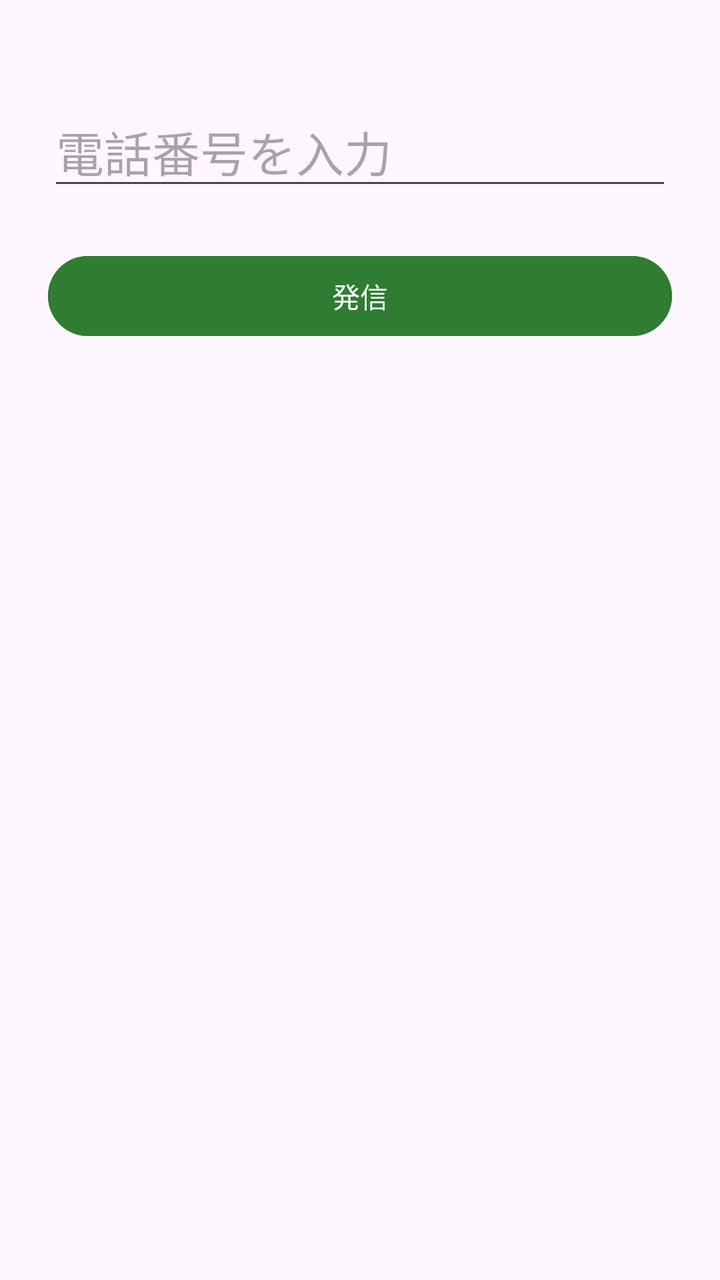
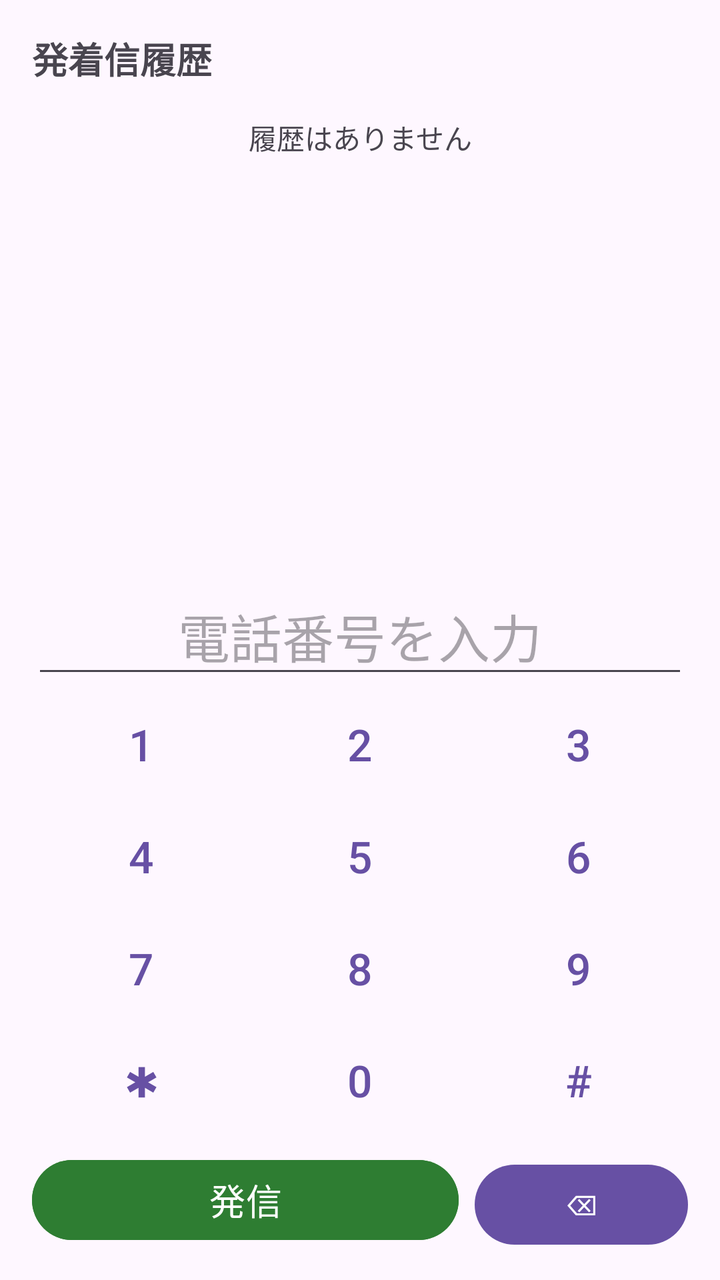

Compare the two renders of this Android layout. The source of the first and the diff that turns it into the second are given below.
<!-- AndroidManifest.xml: application theme Theme.Rusuden -->
<!-- res/layout/activity_dialer.xml -->
<?xml version="1.0" encoding="utf-8"?>
<LinearLayout xmlns:android="http://schemas.android.com/apk/res/android"
    android:layout_width="match_parent"
    android:layout_height="match_parent"
    android:orientation="vertical"
    android:padding="24dp">

    <EditText
        android:id="@+id/edit_number"
        android:layout_width="match_parent"
        android:layout_height="wrap_content"
        android:layout_marginTop="24dp"
        android:hint="@string/dial_hint"
        android:importantForAutofill="no"
        android:inputType="phone"
        android:textSize="24sp" />

    <Button
        android:id="@+id/button_call"
        android:layout_width="match_parent"
        android:layout_height="wrap_content"
        android:layout_marginTop="24dp"
        android:backgroundTint="@color/answer_green"
        android:text="@string/call" />
</LinearLayout>
<!-- resources referenced by this layout -->
<resources>
  <color name="answer_green">#2E7D32</color>
  <string name="call">発信</string>
  <string name="dial_hint">電話番号を入力</string>
  <style name="Theme.Rusuden" parent="Theme.Material3.DayNight.NoActionBar" />
</resources>

<!-- the commit's change to res/layout/activity_dialer.xml (unified diff, before → after) -->
@@ -3,23 +3,159 @@
     android:layout_width="match_parent"
     android:layout_height="match_parent"
     android:orientation="vertical"
-    android:padding="24dp">
+    android:padding="16dp">
+
+    <TextView
+        android:layout_width="match_parent"
+        android:layout_height="wrap_content"
+        android:text="@string/history_title"
+        android:textSize="18sp"
+        android:textStyle="bold" />
+
+    <TextView
+        android:id="@+id/text_empty_log"
+        android:layout_width="match_parent"
+        android:layout_height="wrap_content"
+        android:layout_marginTop="16dp"
+        android:gravity="center"
+        android:text="@string/no_history"
+        android:textColor="?android:attr/textColorSecondary" />
+
+    <androidx.recyclerview.widget.RecyclerView
+        android:id="@+id/recycler_calllog"
+        android:layout_width="match_parent"
+        android:layout_height="0dp"
+        android:layout_marginTop="4dp"
+        android:layout_weight="1" />
 
     <EditText
         android:id="@+id/edit_number"
         android:layout_width="match_parent"
         android:layout_height="wrap_content"
-        android:layout_marginTop="24dp"
+        android:gravity="center"
         android:hint="@string/dial_hint"
         android:importantForAutofill="no"
         android:inputType="phone"
-        android:textSize="24sp" />
+        android:textSize="26sp" />
 
-    <Button
-        android:id="@+id/button_call"
+    <include
+        android:id="@+id/dialer_dialpad"
+        layout="@layout/view_dialpad"
+        android:layout_width="match_parent"
+        android:layout_height="wrap_content" />
+
+    <LinearLayout
         android:layout_width="match_parent"
         android:layout_height="wrap_content"
-        android:layout_marginTop="24dp"
-        android:backgroundTint="@color/answer_green"
-        android:text="@string/call" />
+        android:layout_marginTop="8dp"
+        android:orientation="horizontal">
+
+        <Button
+            android:id="@+id/button_call"
+            android:layout_width="0dp"
+            android:layout_height="wrap_content"
+            android:layout_weight="2"
+            android:backgroundTint="@color/answer_green"
+            android:text="@string/call"
+            android:textSize="18sp" />
+
+        <Button
+            android:id="@+id/button_backspace"
+            android:layout_width="0dp"
+            android:layout_height="wrap_content"
+            android:layout_marginStart="8dp"
+            android:layout_weight="1"
+            android:text="@string/backspace" />
+    </LinearLayout>
 </LinearLayout>
+<!-- res/layout/view_dialpad.xml (included above) -->
+<?xml version="1.0" encoding="utf-8"?>
+<LinearLayout xmlns:android="http://schemas.android.com/apk/res/android"
+    android:layout_width="match_parent"
+    android:layout_height="wrap_content"
+    android:orientation="vertical">
+
+    <LinearLayout
+        android:layout_width="match_parent"
+        android:layout_height="wrap_content"
+        android:orientation="horizontal">
+
+        <Button
+            android:id="@+id/key_1"
+            style="@style/DialpadKey"
+            android:text="1" />
+
+        <Button
+            android:id="@+id/key_2"
+            style="@style/DialpadKey"
+            android:text="2" />
+
+        <Button
+            android:id="@+id/key_3"
+            style="@style/DialpadKey"
+            android:text="3" />
+    </LinearLayout>
+
+    <LinearLayout
+        android:layout_width="match_parent"
+        android:layout_height="wrap_content"
+        android:orientation="horizontal">
+
+        <Button
+            android:id="@+id/key_4"
+            style="@style/DialpadKey"
+            android:text="4" />
+
+        <Button
+            android:id="@+id/key_5"
+            style="@style/DialpadKey"
+            android:text="5" />
+
+        <Button
+            android:id="@+id/key_6"
+            style="@style/DialpadKey"
+            android:text="6" />
+    </LinearLayout>
+
+    <LinearLayout
+        android:layout_width="match_parent"
+        android:layout_height="wrap_content"
+        android:orientation="horizontal">
+
+        <Button
+            android:id="@+id/key_7"
+            style="@style/DialpadKey"
+            android:text="7" />
+
+        <Button
+            android:id="@+id/key_8"
+            style="@style/DialpadKey"
+            android:text="8" />
+
+        <Button
+            android:id="@+id/key_9"
+            style="@style/DialpadKey"
+            android:text="9" />
+    </LinearLayout>
+
+    <LinearLayout
+        android:layout_width="match_parent"
+        android:layout_height="wrap_content"
+        android:orientation="horizontal">
+
+        <Button
+            android:id="@+id/key_star"
+            style="@style/DialpadKey"
+            android:text="✱" />
+
+        <Button
+            android:id="@+id/key_0"
+            style="@style/DialpadKey"
+            android:text="0" />
+
+        <Button
+            android:id="@+id/key_hash"
+            style="@style/DialpadKey"
+            android:text="#" />
+    </LinearLayout>
+</LinearLayout>
<!-- resource entries referenced after the edit -->
@@ -1,8 +1,17 @@
 <!-- resources referenced by this layout -->
 <resources>
   <color name="answer_green">#2E7D32</color>
+  <string name="backspace">⌫</string>
   <string name="call">発信</string>
   <string name="dial_hint">電話番号を入力</string>
+  <string name="history_title">発着信履歴</string>
+  <string name="no_history">履歴はありません</string>
+  <style name="DialpadKey" parent="Widget.Material3.Button.TextButton">
+          <item name="android:layout_width">0dp</item>
+          <item name="android:layout_height">56dp</item>
+          <item name="android:layout_weight">1</item>
+          <item name="android:textSize">22sp</item>
+      </style>
   <style name="Theme.Rusuden" parent="Theme.Material3.DayNight.NoActionBar" />
 </resources>
 
